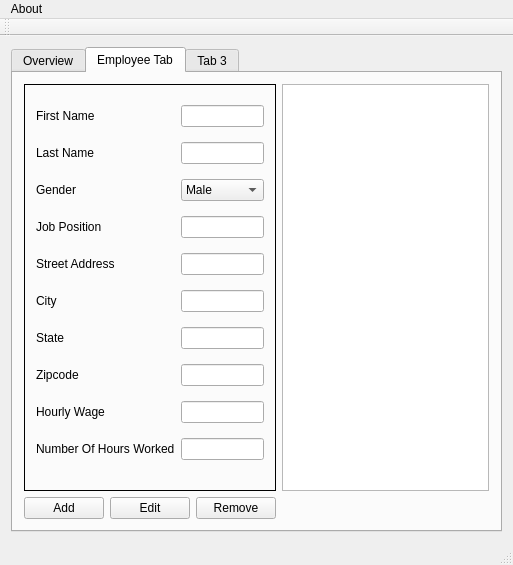
The window that mainwindow.ui (cpham19/QtPayrollSystem) describes before a commit, drawn with Qt 5.
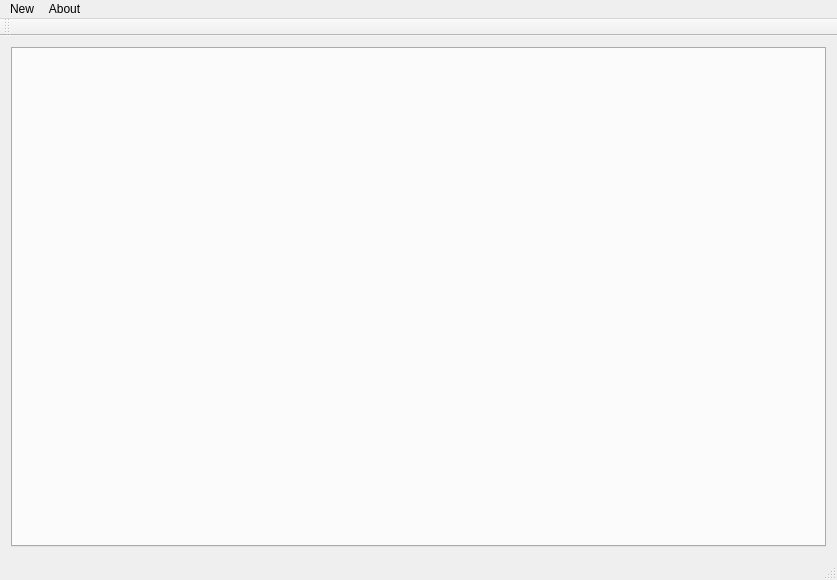
The same window after the commit.

Commit message: Changed a lot of things. Made a CompanyTabWidget to create companies easier.

```diff
--- a/mainwindow.ui
+++ b/mainwindow.ui
@@ -6,8 +6,8 @@
    <rect>
     <x>0</x>
     <y>0</y>
-    <width>513</width>
-    <height>565</height>
+    <width>837</width>
+    <height>580</height>
    </rect>
   </property>
   <property name="windowTitle">
@@ -16,207 +16,14 @@
   <widget class="QWidget" name="centralWidget">
    <layout class="QGridLayout" name="gridLayout">
     <item row="0" column="0">
-     <layout class="QGridLayout" name="gridLayout_2">
-      <item row="0" column="0">
-       <widget class="QTabWidget" name="tabWidget">
-        <property name="tabShape">
-         <enum>QTabWidget::Rounded</enum>
-        </property>
-        <property name="currentIndex">
-         <number>1</number>
-        </property>
-        <property name="documentMode">
-         <bool>false</bool>
-        </property>
-        <widget class="QWidget" name="OverviewTab">
-         <attribute name="title">
-          <string>Overview</string>
-         </attribute>
-         <widget class="QWidget" name="horizontalLayoutWidget">
-          <property name="geometry">
-           <rect>
-            <x>10</x>
-            <y>10</y>
-            <width>160</width>
-            <height>80</height>
-           </rect>
-          </property>
-          <layout class="QHBoxLayout" name="horizontalLayout"/>
-         </widget>
-        </widget>
-        <widget class="QWidget" name="EmployeeTab">
-         <attribute name="title">
-          <string>Employee Tab</string>
-         </attribute>
-         <layout class="QGridLayout" name="gridLayout_4">
-          <item row="0" column="3">
-           <layout class="QVBoxLayout" name="verticalLayout">
-            <item>
-             <widget class="QListView" name="employeeListView">
-              <property name="editTriggers">
-               <set>QAbstractItemView::NoEditTriggers</set>
-              </property>
-              <property name="selectionMode">
-               <enum>QAbstractItemView::NoSelection</enum>
-              </property>
-              <property name="resizeMode">
-               <enum>QListView::Adjust</enum>
-              </property>
-             </widget>
-            </item>
-           </layout>
-          </item>
-          <item row="0" column="0" colspan="3">
-           <widget class="QFrame" name="formFrame">
-            <property name="frameShape">
-             <enum>QFrame::Box</enum>
-            </property>
-            <layout class="QGridLayout" name="gridLayout_3">
-             <item row="0" column="0">
-              <widget class="QLabel" name="firstNameLabel">
-               <property name="text">
-                <string>First Name</string>
-               </property>
-              </widget>
-             </item>
-             <item row="0" column="1">
-              <widget class="QLineEdit" name="firstNameLineEdit"/>
-             </item>
-             <item row="1" column="0">
-              <widget class="QLabel" name="lastNameLabel">
-               <property name="text">
-                <string>Last Name</string>
-               </property>
-              </widget>
-             </item>
-             <item row="1" column="1">
-              <widget class="QLineEdit" name="lastNameLineEdit"/>
-             </item>
-             <item row="2" column="0">
-              <widget class="QLabel" name="genderLabel">
-               <property name="text">
-                <string>Gender</string>
-               </property>
-              </widget>
-             </item>
-             <item row="2" column="1">
-              <widget class="QComboBox" name="genderComboBox">
-               <item>
-                <property name="text">
-                 <string>Male</string>
-                </property>
-               </item>
-               <item>
-                <property name="text">
-                 <string>Female</string>
-                </property>
-               </item>
-              </widget>
-             </item>
-             <item row="3" column="0">
-              <widget class="QLabel" name="jobPositionLabel">
-               <property name="text">
-                <string>Job Position</string>
-               </property>
-              </widget>
-             </item>
-             <item row="3" column="1">
-              <widget class="QLineEdit" name="jobPositionLineEdit"/>
-             </item>
-             <item row="4" column="0">
-              <widget class="QLabel" name="streetAddressLabel">
-               <property name="text">
-                <string>Street Address</string>
-               </property>
-              </widget>
-             </item>
-             <item row="4" column="1">
-              <widget class="QLineEdit" name="streetAddressLineEdit"/>
-             </item>
-             <item row="5" column="0">
-              <widget class="QLabel" name="cityLabel">
-               <property name="text">
-                <string>City</string>
-               </property>
-              </widget>
-             </item>
-             <item row="5" column="1">
-              <widget class="QLineEdit" name="cityLineEdit"/>
-             </item>
-             <item row="6" column="0">
-              <widget class="QLabel" name="stateLabel">
-               <property name="text">
-                <string>State</string>
-               </property>
-              </widget>
-             </item>
-             <item row="6" column="1">
-              <widget class="QLineEdit" name="stateLineEdit"/>
-             </item>
-             <item row="7" column="0">
-              <widget class="QLabel" name="zipcodeLabel">
-               <property name="text">
-                <string>Zipcode</string>
-               </property>
-              </widget>
-             </item>
-             <item row="7" column="1">
-              <widget class="QLineEdit" name="zipcodeLineEdit"/>
-             </item>
-             <item row="8" column="0">
-              <widget class="QLabel" name="hourlyWageLabel">
-               <property name="text">
-                <string>Hourly Wage</string>
-               </property>
-              </widget>
-             </item>
-             <item row="8" column="1">
-              <widget class="QLineEdit" name="hourlyWageLineEdit"/>
-             </item>
-             <item row="9" column="0">
-              <widget class="QLabel" name="numberOfHoursWorkedLabel">
-               <property name="text">
-                <string>Number Of Hours Worked</string>
-               </property>
-              </widget>
-             </item>
-             <item row="9" column="1">
-              <widget class="QLineEdit" name="numberOfHoursWorkedLineEdit"/>
-             </item>
-            </layout>
-           </widget>
-          </item>
-          <item row="1" column="0">
-           <widget class="QPushButton" name="addButton">
-            <property name="text">
-             <string>Add</string>
-            </property>
-           </widget>
-          </item>
-          <item row="1" column="2">
-           <widget class="QPushButton" name="removeButton">
-            <property name="text">
-             <string>Remove</string>
-            </property>
-           </widget>
-          </item>
-          <item row="1" column="1">
-           <widget class="QPushButton" name="editButton">
-            <property name="text">
-             <string>Edit</string>
-            </property>
-           </widget>
-          </item>
-         </layout>
-        </widget>
-        <widget class="QWidget" name="tab_3">
-         <attribute name="title">
-          <string>Tab 3</string>
-         </attribute>
-        </widget>
-       </widget>
-      </item>
-     </layout>
+     <widget class="QTabWidget" name="companiesTabWidget">
+      <property name="currentIndex">
+       <number>-1</number>
+      </property>
+      <property name="tabsClosable">
+       <bool>false</bool>
+      </property>
+     </widget>
     </item>
    </layout>
   </widget>
@@ -237,7 +44,7 @@
     <rect>
      <x>0</x>
      <y>0</y>
-     <width>513</width>
+     <width>837</width>
      <height>21</height>
     </rect>
    </property>
@@ -247,6 +54,13 @@
     </property>
     <addaction name="actionAuthor"/>
    </widget>
+   <widget class="QMenu" name="menuNew">
+    <property name="title">
+     <string>New</string>
+    </property>
+    <addaction name="actionNew_Company"/>
+   </widget>
+   <addaction name="menuNew"/>
    <addaction name="menuAbout"/>
   </widget>
   <action name="actionAuthor">
```
Left out of the diff: 5 changed lines with no effect on the pictures. The commit also changes 10 other files.
